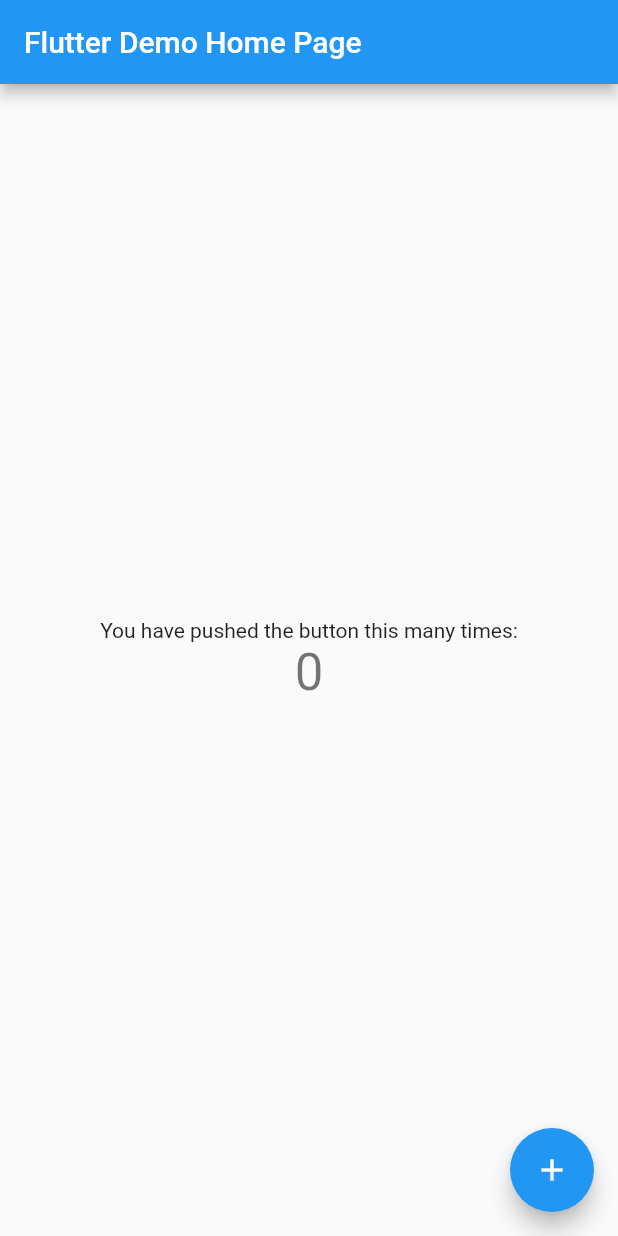
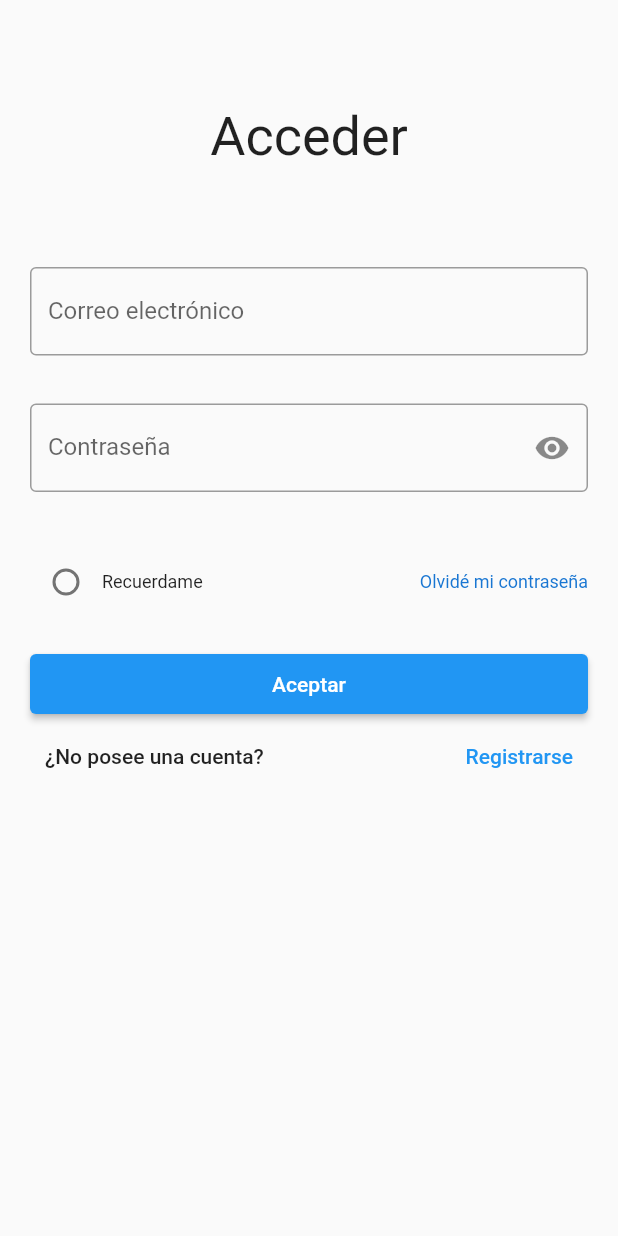
Before and after one commit to Binaretech/classroom-mobile, a Flutter app: the screen it shows after launch, on a phone screen of 412 x 824 dp. Run offline on Flutter 3.47's test engine with Material 2 defaults, Android fonts, the phone set to English and light mode, and no system bars; generated files the repository leaves out were written again.

Commit message:
added login and basic app layout

```diff
--- /dev/null
+++ b/l10n.yaml
@@ -0,0 +1,3 @@
+arb-dir: lib/l10n
+template-arb-file: app_en.arb
+output-localization-file: app_localizations.dart
--- /dev/null
+++ b/lib/config/config.dart
@@ -0,0 +1 @@
+export 'dev.dart' if (kReleaseMode) 'prod.dart';
--- /dev/null
+++ b/lib/config/prod.dart
@@ -0,0 +1,3 @@
+const config = {
+  'domain': '192.168.1.95',
+};
--- /dev/null
+++ b/lib/globals.dart
@@ -0,0 +1,4 @@
+import 'package:flutter/material.dart';
+
+final GlobalKey<ScaffoldMessengerState> snackbarKey =
+    GlobalKey<ScaffoldMessengerState>();
--- /dev/null
+++ b/lib/l10n/app_es.arb
@@ -0,0 +1,12 @@
+{
+    "accept": "aceptar",
+    "dontHaveAnAccount": "¿No posee una cuenta?",
+    "email": "correo electrónico",
+    "forgotPassword": "olvidé mi contraseña",
+    "invalidEmail": "correo electrónico inválido",
+    "login": "acceder",
+    "register": "registrarse",
+    "required": "requerido",
+    "rememberMe": "recuerdame",
+    "password": "contraseña"
+}
--- /dev/null
+++ b/lib/l10n/localization.dart
@@ -0,0 +1 @@
+export 'package:flutter_gen/gen_l10n/app_localizations.dart';
--- a/lib/main.dart
+++ b/lib/main.dart
@@ -1,115 +1,28 @@
+import 'package:classroom_mobile/globals.dart';
+import 'package:classroom_mobile/modules/auth/login.dart';
 import 'package:flutter/material.dart';
+import 'package:flutter_gen/gen_l10n/app_localizations.dart';
 
 void main() {
-  runApp(const MyApp());
+  runApp(const Classroom());
 }
 
-class MyApp extends StatelessWidget {
-  const MyApp({Key? key}) : super(key: key);
+class Classroom extends StatelessWidget {
+  const Classroom({Key? key}) : super(key: key);
 
   // This widget is the root of your application.
   @override
   Widget build(BuildContext context) {
     return MaterialApp(
+      localizationsDelegates: AppLocalizations.localizationsDelegates,
+      supportedLocales: AppLocalizations.supportedLocales,
+      locale: const Locale('es'),
       title: 'Flutter Demo',
+      scaffoldMessengerKey: snackbarKey,
       theme: ThemeData(
-        // This is the theme of your application.
-        //
-        // Try running your application with "flutter run". You'll see the
-        // application has a blue toolbar. Then, without quitting the app, try
-        // changing the primarySwatch below to Colors.green and then invoke
-        // "hot reload" (press "r" in the console where you ran "flutter run",
-        // or simply save your changes to "hot reload" in a Flutter IDE).
-        // Notice that the counter didn't reset back to zero; the application
-        // is not restarted.
         primarySwatch: Colors.blue,
       ),
-      home: const MyHomePage(title: 'Flutter Demo Home Page'),
+      home: const Login(),
     );
   }
 }
-
-class MyHomePage extends StatefulWidget {
-  const MyHomePage({Key? key, required this.title}) : super(key: key);
-
-  // This widget is the home page of your application. It is stateful, meaning
-  // that it has a State object (defined below) that contains fields that affect
-  // how it looks.
-
-  // This class is the configuration for the state. It holds the values (in this
-  // case the title) provided by the parent (in this case the App widget) and
-  // used by the build method of the State. Fields in a Widget subclass are
-  // always marked "final".
-
-  final String title;
-
-  @override
-  State<MyHomePage> createState() => _MyHomePageState();
-}
-
-class _MyHomePageState extends State<MyHomePage> {
-  int _counter = 0;
-
-  void _incrementCounter() {
-    setState(() {
-      // This call to setState tells the Flutter framework that something has
-      // changed in this State, which causes it to rerun the build method below
-      // so that the display can reflect the updated values. If we changed
-      // _counter without calling setState(), then the build method would not be
-      // called again, and so nothing would appear to happen.
-      _counter++;
-    });
-  }
-
-  @override
-  Widget build(BuildContext context) {
-    // This method is rerun every time setState is called, for instance as done
-    // by the _incrementCounter method above.
-    //
-    // The Flutter framework has been optimized to make rerunning build methods
-    // fast, so that you can just rebuild anything that needs updating rather
-    // than having to individually change instances of widgets.
-    return Scaffold(
-      appBar: AppBar(
-        // Here we take the value from the MyHomePage object that was created by
-        // the App.build method, and use it to set our appbar title.
-        title: Text(widget.title),
-      ),
-      body: Center(
-        // Center is a layout widget. It takes a single child and positions it
-        // in the middle of the parent.
-        child: Column(
-          // Column is also a layout widget. It takes a list of children and
-          // arranges them vertically. By default, it sizes itself to fit its
-          // children horizontally, and tries to be as tall as its parent.
-          //
-          // Invoke "debug painting" (press "p" in the console, choose the
-          // "Toggle Debug Paint" action from the Flutter Inspector in Android
-          // Studio, or the "Toggle Debug Paint" command in Visual Studio Code)
-          // to see the wireframe for each widget.
-          //
-          // Column has various properties to control how it sizes itself and
-          // how it positions its children. Here we use mainAxisAlignment to
-          // center the children vertically; the main axis here is the vertical
-          // axis because Columns are vertical (the cross axis would be
-          // horizontal).
-          mainAxisAlignment: MainAxisAlignment.center,
-          children: <Widget>[
-            const Text(
-              'You have pushed the button this many times:',
-            ),
-            Text(
-              '$_counter',
-              style: Theme.of(context).textTheme.headline4,
-            ),
-          ],
-        ),
-      ),
-      floatingActionButton: FloatingActionButton(
-        onPressed: _incrementCounter,
-        tooltip: 'Increment',
-        child: const Icon(Icons.add),
-      ), // This trailing comma makes auto-formatting nicer for build methods.
-    );
-  }
-}
--- /dev/null
+++ b/lib/modules/auth/login.dart
@@ -0,0 +1,168 @@
+import 'package:classroom_mobile/http/service.dart';
+import 'package:classroom_mobile/utils/validation.dart';
+import 'package:flutter/material.dart';
+import 'package:classroom_mobile/modules/auth/widgets/auth_title.dart';
+import 'package:classroom_mobile/widgets/password_input.dart';
+import 'package:intl/intl.dart';
+import 'package:classroom_mobile/l10n/localization.dart';
+
+class LoginData {
+  String? email;
+  String? password;
+}
+
+class Login extends StatefulWidget {
+  const Login({Key? key}) : super(key: key);
+
+  @override
+  _LoginState createState() => _LoginState();
+}
+
+class _LoginState extends State<Login> {
+  final _formKey = GlobalKey<FormState>();
+  final LoginData _loginData = LoginData();
+
+  bool remember = false;
+
+  submit() {
+    if (_formKey.currentState!.validate()) {
+      _formKey.currentState!.save();
+
+      login(_loginData.email ?? '', _loginData.password ?? '')
+          .then((value) => print(value))
+          .catchError((error) => print(error));
+    }
+  }
+
+  toggleRemember(value) {
+    setState(() {
+      remember = value ?? false;
+    });
+  }
+
+  Widget inputs(AppLocalizations localization) {
+    return Column(
+      children: [
+        Padding(
+          padding: const EdgeInsets.symmetric(vertical: 16.0),
+          child: TextFormField(
+            onSaved: (value) {
+              _loginData.email = value;
+            },
+            keyboardType: TextInputType.emailAddress,
+            style: const TextStyle(
+              fontSize: 16.0,
+            ),
+            validator: rules(localization, [requiredRule, emailRule]),
+            decoration: InputDecoration(
+              border: const OutlineInputBorder(),
+              labelText: toBeginningOfSentenceCase(localization.email),
+            ),
+          ),
+        ),
+        Padding(
+          padding: const EdgeInsets.symmetric(vertical: 16.0),
+          child: PasswordInput(
+            onSaved: (value) {
+              _loginData.password = value;
+            },
+            validator: rules(localization, [requiredRule]),
+          ),
+        ),
+      ],
+    );
+  }
+
+  Widget registerLink(AppLocalizations localization) {
+    return Padding(
+      padding: const EdgeInsets.symmetric(vertical: 16.0, horizontal: 10),
+      child: Row(
+        mainAxisAlignment: MainAxisAlignment.spaceBetween,
+        children: [
+          Text(
+            toBeginningOfSentenceCase(localization.dontHaveAnAccount)!,
+            style: const TextStyle(
+              fontSize: 14.0,
+              fontWeight: FontWeight.w500,
+            ),
+          ),
+          Text(
+            toBeginningOfSentenceCase(localization.register)!,
+            style: TextStyle(
+              fontWeight: FontWeight.w500,
+              fontSize: 14.0,
+              color: Theme.of(context).primaryColor,
+            ),
+          ),
+        ],
+      ),
+    );
+  }
+
+  @override
+  Widget build(BuildContext context) {
+    final localization = AppLocalizations.of(context)!;
+
+    return Scaffold(
+      body: SingleChildScrollView(
+        child: SafeArea(
+          child: Padding(
+            padding: const EdgeInsets.all(20.0),
+            child: Column(
+              children: [
+                AuthTitle(
+                  title: toBeginningOfSentenceCase(
+                    localization.login,
+                  )!,
+                ),
+                Form(
+                  key: _formKey,
+                  child: inputs(localization),
+                ),
+                Padding(
+                  padding: const EdgeInsets.symmetric(vertical: 20.0),
+                  child: Row(
+                    mainAxisAlignment: MainAxisAlignment.spaceBetween,
+                    children: [
+                      Row(
+                        children: [
+                          Radio(
+                            value: true,
+                            groupValue: remember,
+                            toggleable: true,
+                            onChanged: toggleRemember,
+                          ),
+                          Text(
+                            toBeginningOfSentenceCase(localization.rememberMe)!,
+                            style: const TextStyle(
+                              fontSize: 12.0,
+                            ),
+                          ),
+                        ],
+                      ),
+                      Text(
+                        toBeginningOfSentenceCase(localization.forgotPassword)!,
+                        style: TextStyle(
+                          fontSize: 12.0,
+                          color: Theme.of(context).primaryColorDark,
+                        ),
+                      ),
+                    ],
+                  ),
+                ),
+                ElevatedButton(
+                  onPressed: submit,
+                  child: Text(toBeginningOfSentenceCase(localization.accept)!),
+                  style: ElevatedButton.styleFrom(
+                    minimumSize: const Size.fromHeight(40.0),
+                  ),
+                ),
+                registerLink(localization),
+              ],
+            ),
+          ),
+        ),
+      ),
+    );
+  }
+}
--- /dev/null
+++ b/lib/modules/auth/widgets/auth_title.dart
@@ -0,0 +1,23 @@
+import 'package:flutter/material.dart';
+
+class AuthTitle extends StatelessWidget {
+  final String title;
+  const AuthTitle({Key? key, required this.title}) : super(key: key);
+
+  @override
+  Widget build(BuildContext context) {
+    return Padding(
+      padding: const EdgeInsets.symmetric(vertical: 50),
+      child: SizedBox(
+        width: double.infinity,
+        child: Text(
+          title,
+          style: const TextStyle(
+            fontSize: 36,
+          ),
+          textAlign: TextAlign.center,
+        ),
+      ),
+    );
+  }
+}
--- /dev/null
+++ b/lib/widgets/password_input.dart
@@ -0,0 +1,42 @@
+import 'package:flutter/material.dart';
+import 'package:classroom_mobile/l10n/localization.dart';
+import 'package:intl/intl.dart';
+
+class PasswordInput extends StatefulWidget {
+  final void Function(String?)? onSaved;
+  final String? Function(String?)? validator;
+
+  const PasswordInput({Key? key, this.validator, this.onSaved})
+      : super(key: key);
+
+  @override
+  _PasswordInputState createState() => _PasswordInputState();
+}
+
+class _PasswordInputState extends State<PasswordInput> {
+  bool _obscureText = true;
+
+  void _toggleObscureText() {
+    setState(() {
+      _obscureText = !_obscureText;
+    });
+  }
+
+  @override
+  Widget build(BuildContext context) {
+    return TextFormField(
+      validator: widget.validator,
+      onSaved: widget.onSaved,
+      obscureText: _obscureText,
+      decoration: InputDecoration(
+        border: const OutlineInputBorder(),
+        labelText:
+            toBeginningOfSentenceCase(AppLocalizations.of(context)!.password),
+        suffixIcon: IconButton(
+          icon: const Icon(Icons.remove_red_eye),
+          onPressed: () => _toggleObscureText(),
+        ),
+      ),
+    );
+  }
+}
```
Also changed, not shown: lib/http/request.dart (added, +30 -0 lines), lib/http/service.dart (added, +10 -0 lines), lib/l10n/app_en.arb (added, +42 -0 lines), lib/utils/validation.dart (added, +38 -0 lines), pubspec.yaml (+7 -0 lines), pubspec.lock, 10 other files.
